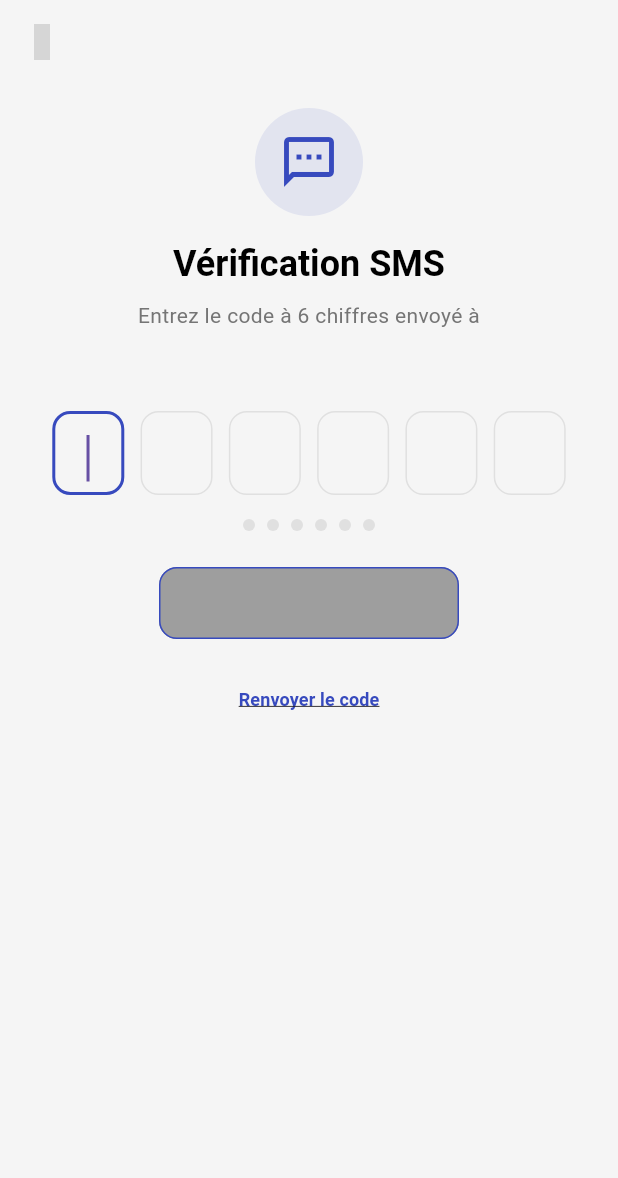
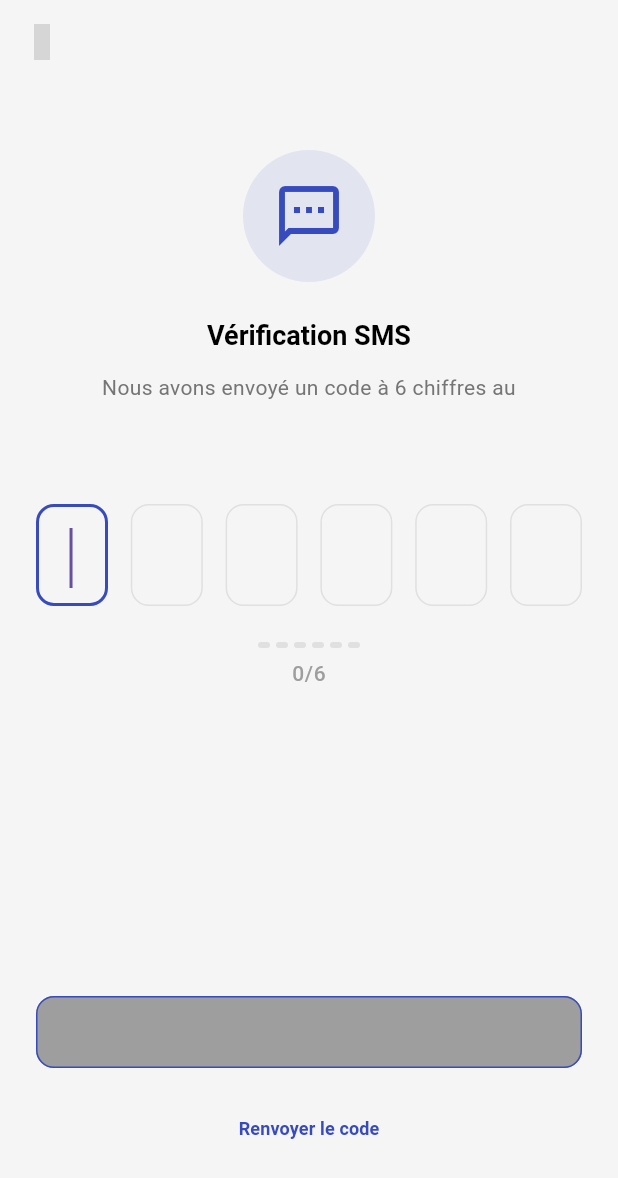
Before and after one commit to djib03/kassoua, a Flutter app: the SmsCodeScreenLogin screen opened directly with empty values, on a phone screen of 412 x 824 dp. Shown: the top 1178 px of the screen. Run offline on Flutter 3.47's test engine with Material 3 defaults, Android fonts, the phone set to English and light mode, and no system bars; our stand-ins replace carousel_slider, cloud_firestore, connectivity_plus, email_validator, firebase_auth, firebase_core and 5 more; missing offline and left inert: panara_dialogs; accounts and stored records are empty; Roboto replaces fonts that are missing (Poppins); grey boxes are pictures that could not be loaded.

Commit message:
feat: Refactor SMS code login screen for improved UI and functionality

```diff
--- a/lib/screens/auth/sms_code_screen_login.dart
+++ b/lib/screens/auth/sms_code_screen_login.dart
@@ -4,12 +4,13 @@ import 'package:flutter/services.dart';
 import 'package:cloud_firestore/cloud_firestore.dart';
 import 'package:kassoua/constants/colors.dart';
 import 'package:kassoua/screens/homepage/menu_navigation.dart';
-import 'package:shared_preferences/shared_preferences.dart';
+import 'package:shared_preferences/shared_preferences.dart'; // Navigate to this screen on successful login
 import 'package:iconsax/iconsax.dart';
 
 class SmsCodeScreenLogin extends StatefulWidget {
   final String verificationId;
   final String phoneNumber;
+  // Removed nom and prenom as they are not needed for login
 
   const SmsCodeScreenLogin({
     super.key,
@@ -32,34 +33,23 @@ class _SmsCodeScreenLoginState extends State<SmsCodeScreenLogin>
   bool _isLoading = false;
   bool _isCodeComplete = false;
   late AnimationController _shakeController;
-  late AnimationController _scaleController;
-  late Animation<double> _scaleAnimation;
 
   @override
   void initState() {
     super.initState();
 
-    // Initialize shake animation
+    // Initialiser l'animation de tremblement
     _shakeController = AnimationController(
       duration: const Duration(milliseconds: 300),
       vsync: this,
     );
 
-    // Initialize scale animation for button
-    _scaleController = AnimationController(
-      duration: const Duration(milliseconds: 200),
-      vsync: this,
-    );
-    _scaleAnimation = Tween<double>(begin: 1.0, end: 0.95).animate(
-      CurvedAnimation(parent: _scaleController, curve: Curves.easeInOut),
-    );
-
-    // Auto-focus first field
+    // Auto-focus le premier champ
     WidgetsBinding.instance.addPostFrameCallback((_) {
       _focusNodes[0].requestFocus();
     });
 
-    // Listen to text changes
+    // Écouter les changements de texte pour mettre à jour _isCodeComplete
     for (int i = 0; i < _controllers.length; i++) {
       _controllers[i].addListener(_updateCodeCompleteStatus);
     }
@@ -71,9 +61,6 @@ class _SmsCodeScreenLoginState extends State<SmsCodeScreenLogin>
       setState(() {
         _isCodeComplete = isComplete;
       });
-      if (isComplete) {
-        _scaleController.forward().then((_) => _scaleController.reverse());
-      }
     }
   }
 
@@ -86,7 +73,6 @@ class _SmsCodeScreenLoginState extends State<SmsCodeScreenLogin>
       f.dispose();
     }
     _shakeController.dispose();
-    _scaleController.dispose();
     super.dispose();
   }
 
@@ -94,7 +80,9 @@ class _SmsCodeScreenLoginState extends State<SmsCodeScreenLogin>
 
   Future<void> _verifyCode(String smsCode, String verificationId) async {
     try {
-      setState(() => _isLoading = true);
+      setState(() {
+        _isLoading = true;
+      });
       PhoneAuthCredential credential = PhoneAuthProvider.credential(
         verificationId: verificationId,
         smsCode: smsCode,
@@ -102,10 +90,12 @@ class _SmsCodeScreenLoginState extends State<SmsCodeScreenLogin>
       UserCredential userCredential = await FirebaseAuth.instance
           .signInWithCredential(credential);
       if (userCredential.user != null) {
+        // Mettre à jour SharedPreferences
         final prefs = await SharedPreferences.getInstance();
         await prefs.setBool('isLoggedIn', true);
         await prefs.setString('userId', userCredential.user!.uid);
 
+        // Vérifier et créer un document Firestore si nécessaire
         final userDoc = FirebaseFirestore.instance
             .collection('users')
             .doc(userCredential.user!.uid);
@@ -122,21 +112,21 @@ class _SmsCodeScreenLoginState extends State<SmsCodeScreenLogin>
         }
 
         if (mounted) {
-          Navigator.pushReplacement(
+          Navigator.pushAndRemoveUntil(
             context,
             MaterialPageRoute(builder: (context) => const MenuNavigation()),
+            (route) => false,
           );
         }
       }
     } catch (e) {
-      setState(() => _isLoading = false);
-      _shakeController.forward().then((_) => _shakeController.reverse());
+      setState(() {
+        _isLoading = false;
+      });
       ScaffoldMessenger.of(context).showSnackBar(
         SnackBar(
           content: Text('Erreur: ${e.toString()}'),
           backgroundColor: DMColors.error,
-          behavior: SnackBarBehavior.floating,
-          shape: RoundedRectangleBorder(borderRadius: BorderRadius.circular(8)),
         ),
       );
     }
@@ -144,20 +134,32 @@ class _SmsCodeScreenLoginState extends State<SmsCodeScreenLogin>
 
   Future<void> _resendCode() async {
     setState(() => _isLoading = true);
+
     try {
       await FirebaseAuth.instance.verifyPhoneNumber(
         phoneNumber: widget.phoneNumber,
         verificationCompleted: (PhoneAuthCredential credential) async {
+          // Auto-retrieval or instant verification
           await FirebaseAuth.instance.signInWithCredential(credential);
+          // If auto-verified, proceed as successful login
         },
         verificationFailed: (FirebaseAuthException e) {
           _showErrorSnackBar(e.message ?? "Erreur lors du renvoi du code.");
         },
         codeSent: (String verificationId, int? resendToken) {
           _showSuccessSnackBar("Nouveau code envoyé !");
+          // Update the verificationId if it changes upon resend
+          // (though usually it's the same or a new one for subsequent attempts)
+          // You might want to update the widget's verificationId if this screen can be reused
+          // For simplicity, we assume the initial verificationId is sufficient or new screen is pushed
         },
-        codeAutoRetrievalTimeout: (String verificationId) {},
-        timeout: const Duration(seconds: 60),
+        codeAutoRetrievalTimeout: (String verificationId) {
+          // Called when the auto-retrieval fails (e.g., SMS not received in time)
+          // The verificationId provided here is the same as the one initially used.
+        },
+        timeout: const Duration(
+          seconds: 60,
+        ), // Optional: set a timeout for SMS sending
       );
     } catch (e) {
       _showErrorSnackBar("Impossible de renvoyer le code.");
@@ -211,10 +213,10 @@ class _SmsCodeScreenLoginState extends State<SmsCodeScreenLogin>
           offset: Offset(shake * 10 * (shake > 0.5 ? (1 - shake) : shake), 0),
           child: Form(
             child: Row(
-              mainAxisAlignment: MainAxisAlignment.spaceEvenly,
+              mainAxisAlignment: MainAxisAlignment.spaceBetween,
               children: List.generate(codeLength, (index) {
                 return SizedBox(
-                  height: 56,
+                  height: 68,
                   width: 48,
                   child: TextFormField(
                     controller: _controllers[index],
@@ -226,11 +228,9 @@ class _SmsCodeScreenLoginState extends State<SmsCodeScreenLogin>
                       if (value.isEmpty && index > 0) {
                         FocusScope.of(context).previousFocus();
                       }
-                      _updateCodeCompleteStatus();
+                      _updateCodeCompleteStatus(); // Update status on each change
                     },
-                    style: Theme.of(context).textTheme.headlineMedium?.copyWith(
-                      fontWeight: FontWeight.w600,
-                    ),
+                    style: Theme.of(context).textTheme.headlineLarge,
                     keyboardType: TextInputType.number,
                     textAlign: TextAlign.center,
                     inputFormatters: [
@@ -238,11 +238,8 @@ class _SmsCodeScreenLoginState extends State<SmsCodeScreenLogin>
                       FilteringTextInputFormatter.digitsOnly,
                     ],
                     decoration: InputDecoration(
-                      filled: true,
-                      fillColor: Colors.grey.shade100,
                       border: OutlineInputBorder(
                         borderRadius: BorderRadius.circular(12),
-                        borderSide: BorderSide.none,
                       ),
                       enabledBorder: OutlineInputBorder(
                         borderRadius: BorderRadius.circular(12),
@@ -270,35 +267,35 @@ class _SmsCodeScreenLoginState extends State<SmsCodeScreenLogin>
     return Column(
       children: [
         Container(
-          padding: const EdgeInsets.all(16),
+          padding: const EdgeInsets.all(20),
           decoration: BoxDecoration(
             color: Theme.of(context).primaryColor.withOpacity(0.1),
             shape: BoxShape.circle,
           ),
           child: Icon(
             Icons.sms_outlined,
-            size: 40,
+            size: 48,
             color: Theme.of(context).primaryColor,
           ),
         ),
-        const SizedBox(height: 16),
+        const SizedBox(height: 24),
         Text(
           "Vérification SMS",
-          style: Theme.of(context).textTheme.headlineSmall?.copyWith(
-            fontWeight: FontWeight.bold,
-            fontSize: 24,
+          style: Theme.of(
+            context,
+          ).textTheme.headlineSmall?.copyWith(fontWeight: FontWeight.bold),
         ),
-        ),
-        const SizedBox(height: 8),
+        const SizedBox(height: 12),
         RichText(
           textAlign: TextAlign.center,
           text: TextSpan(
-            style: Theme.of(context).textTheme.bodyMedium?.copyWith(
-              color: Colors.grey.shade600,
-              height: 1.5,
+            style: Theme.of(
+              context,
+            ).textTheme.bodyMedium?.copyWith(color: Colors.grey.shade600),
+            children: [
+              const TextSpan(
+                text: "Nous avons envoyé un code à 6 chiffres au\n",
               ),
-            children: [
-              const TextSpan(text: "Entrez le code à 6 chiffres envoyé à\n"),
               TextSpan(
                 text: widget.phoneNumber,
                 style: TextStyle(
@@ -316,10 +313,8 @@ class _SmsCodeScreenLoginState extends State<SmsCodeScreenLogin>
   Widget _buildActionButtons() {
     return Column(
       children: [
-        ScaleTransition(
-          scale: _scaleAnimation,
-          child: SizedBox(
-            width: 200, // Reduced width
+        SizedBox(
+          width: double.infinity,
           height: 48,
           child: ElevatedButton(
             onPressed:
@@ -330,13 +325,7 @@ class _SmsCodeScreenLoginState extends State<SmsCodeScreenLogin>
               shape: RoundedRectangleBorder(
                 borderRadius: BorderRadius.circular(12),
               ),
-                elevation: _isCodeComplete ? 3 : 0,
-                backgroundColor:
-                    _isCodeComplete
-                        ? Theme.of(context).primaryColor
-                        : Colors.grey.shade300,
-                foregroundColor:
-                    _isCodeComplete ? Colors.white : Colors.grey.shade600,
+              elevation: _isCodeComplete ? 2 : 0,
             ),
             child:
                 _isLoading
@@ -345,17 +334,14 @@ class _SmsCodeScreenLoginState extends State<SmsCodeScreenLogin>
                       height: 24,
                       child: CircularProgressIndicator(
                         strokeWidth: 2,
-                          valueColor: AlwaysStoppedAnimation<Color>(
-                            Colors.white,
-                          ),
+                        valueColor: AlwaysStoppedAnimation<Color>(Colors.white),
                       ),
                     )
                     : const Text(
-                        "Valider",
+                      "Valider le code",
                       style: TextStyle(
                         fontSize: 16,
                         fontWeight: FontWeight.w600,
-                        ),
                       ),
                     ),
           ),
@@ -368,7 +354,6 @@ class _SmsCodeScreenLoginState extends State<SmsCodeScreenLogin>
             style: TextStyle(
               color: Theme.of(context).primaryColor,
               fontWeight: FontWeight.w600,
-              decoration: TextDecoration.underline,
             ),
           ),
         ),
@@ -377,23 +362,33 @@ class _SmsCodeScreenLoginState extends State<SmsCodeScreenLogin>
   }
 
   Widget _buildProgressIndicator() {
-    return Row(
+    return Column(
+      children: [
+        Row(
           mainAxisAlignment: MainAxisAlignment.center,
           children: List.generate(codeLength, (index) {
-        return AnimatedContainer(
-          duration: const Duration(milliseconds: 200),
-          margin: const EdgeInsets.symmetric(horizontal: 4),
+            return Container(
+              margin: const EdgeInsets.symmetric(horizontal: 2),
               width: 8,
-          height: 8,
+              height: 4,
               decoration: BoxDecoration(
                 color:
                     index < _smsCode.length
                         ? Theme.of(context).primaryColor
                         : Colors.grey.shade300,
-            shape: BoxShape.circle,
+                borderRadius: BorderRadius.circular(2),
               ),
             );
           }),
+        ),
+        const SizedBox(height: 8),
+        Text(
+          "${_smsCode.length}/$codeLength",
+          style: Theme.of(
+            context,
+          ).textTheme.bodySmall?.copyWith(color: Colors.grey.shade500),
+        ),
+      ],
     );
   }
 
@@ -411,17 +406,18 @@ class _SmsCodeScreenLoginState extends State<SmsCodeScreenLogin>
       ),
       body: SafeArea(
         child: Padding(
-          padding: const EdgeInsets.symmetric(horizontal: 24, vertical: 16),
+          padding: const EdgeInsets.all(24),
           child: Column(
             children: [
+              const SizedBox(height: 20),
               _buildHeader(),
-              const SizedBox(height: 32),
+              const SizedBox(height: 48),
               _buildOtpFields(),
-              const SizedBox(height: 16),
+              const SizedBox(height: 24),
               _buildProgressIndicator(),
+              const Spacer(),
+              _buildActionButtons(),
               const SizedBox(height: 24),
-              _buildActionButtons(),
-              const Spacer(),
             ],
           ),
         ),
```
Lines whose indentation alone changed are shown as unchanged.
